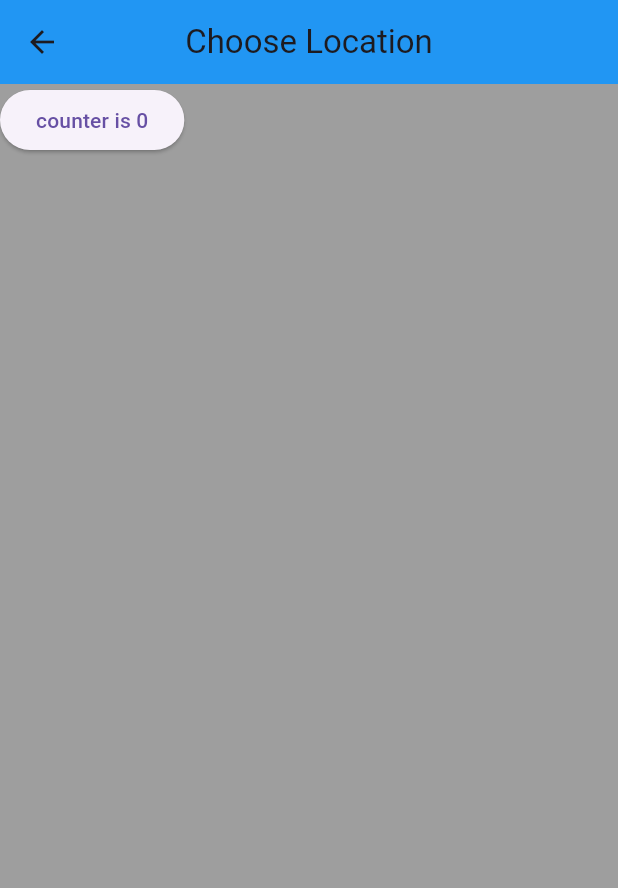
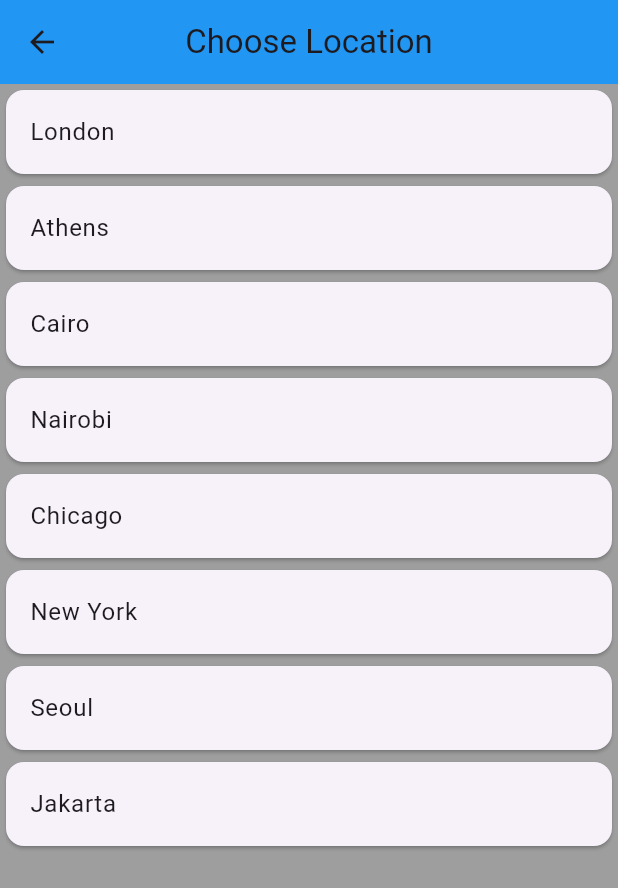
Before and after one commit to daghlas/my_world_clock_app, a Flutter app: the Location screen opened by its route, on a phone screen of 412 x 824 dp. Shown: the top 888 px of the screen. Run offline on Flutter 3.47's test engine with Material 3 defaults, Android fonts, the phone set to English and light mode, and no system bars; our stand-ins replace flutter_spinkit; network calls fail.

Commit message:
ListView builder; locations list

```diff
--- a/lib/pages/location.dart
+++ b/lib/pages/location.dart
@@ -22,13 +22,8 @@ class _LocationState extends State<Location> {
     WorldTime(url: 'Asia/Jakarta', location: 'Jakarta', flag: 'indonesia.png'),
   ];
 
-  int counter = 0;
-
   @override
   Widget build(BuildContext context) {
-    if (kDebugMode) {
-      print('build function run');
-    }
     return Scaffold(
       backgroundColor: Colors.grey,
       appBar: AppBar(
@@ -37,12 +32,16 @@ class _LocationState extends State<Location> {
         centerTitle: true,
         elevation: 0,
       ),
-      body: ElevatedButton(
-        onPressed: (){
-          setState(() {
-            counter ++;
-          });
-        }, child: Text('counter is $counter'),
+      body: ListView.builder(
+        itemCount: locations.length,
+          itemBuilder: (context, index){
+          return Card(
+            child: ListTile(
+              onTap: () {},
+              title: Text(locations[index].location),
+            ),
+          );
+          }
       ),
     );
   }
```
